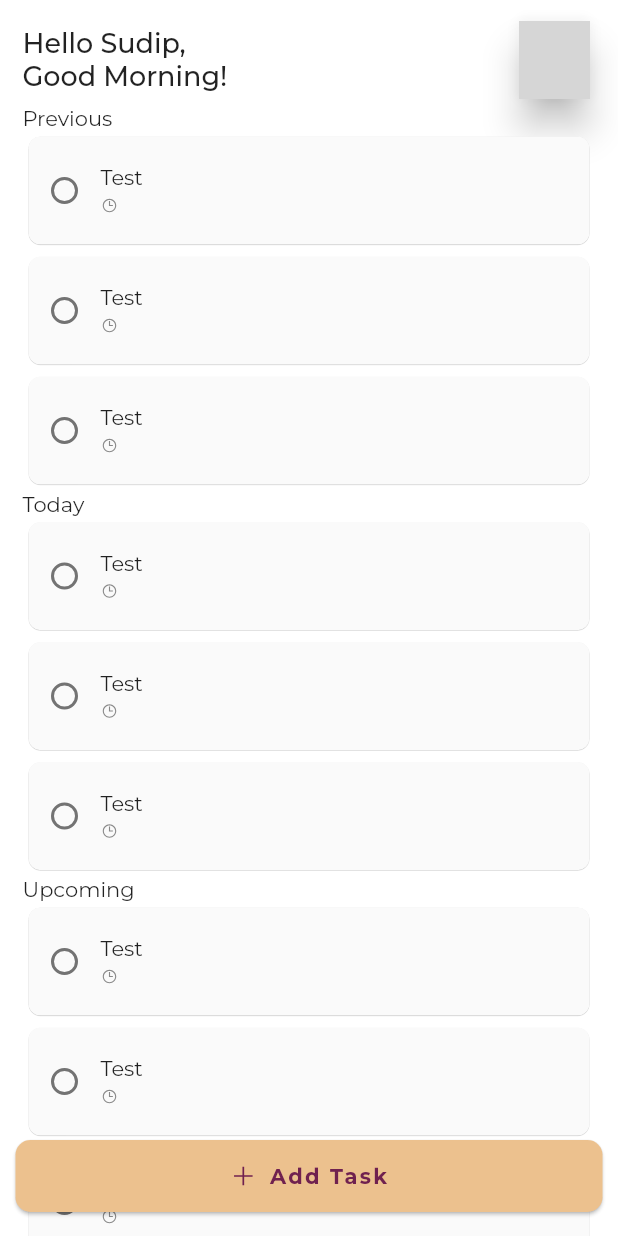
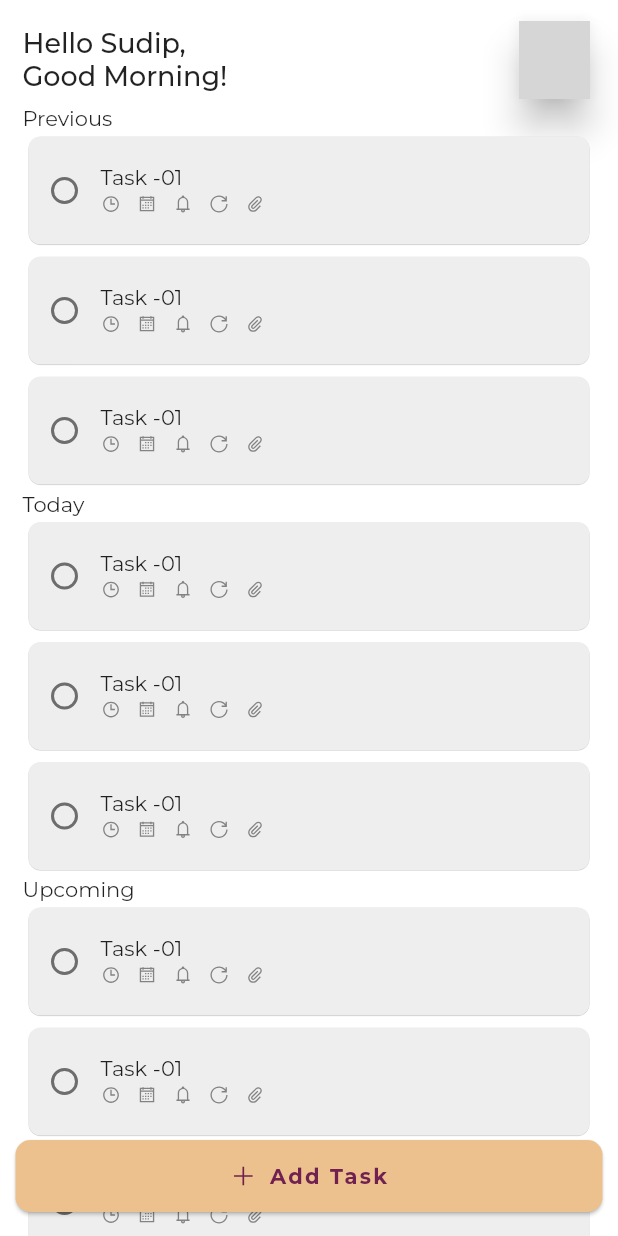
Before and after one commit to sudipmahanta/notepad, a Flutter app: the HomeScreen screen opened directly, on a phone screen of 412 x 824 dp. Run offline on Flutter 3.47's test engine with Material 2 defaults, Android fonts, the phone set to English and light mode, and no system bars; our stand-ins replace firebase_auth, firebase_core, fluttertoast, line_icons, page_transition, shared_preferences; accounts and stored records are empty; network calls fail; grey boxes are pictures that could not be loaded.

Commit message:
Working on TaskListView

```diff
--- a/lib/auth/create_account.dart
+++ b/lib/auth/create_account.dart
@@ -3,7 +3,7 @@ import 'package:flutter/material.dart';
 import 'package:fluttertoast/fluttertoast.dart';
 import 'package:notepad/auth/auth_model/auth_model.dart';
 import 'package:notepad/auth/widget/auth_input.dart';
-import 'package:notepad/utils/koala_progress_indicator.dart';
+import 'package:notepad/utils/todo_progress_indicator.dart';
 import '../utils/button.dart';
 import '../utils/colors.dart';
 import '../utils/input_field.dart';
--- a/lib/auth/login.dart
+++ b/lib/auth/login.dart
@@ -3,7 +3,7 @@ import 'package:flutter/material.dart';
 import 'package:fluttertoast/fluttertoast.dart';
 import 'package:notepad/auth/widget/auth_input.dart';
 import 'package:notepad/home/home_screen.dart';
-import 'package:notepad/utils/koala_progress_indicator.dart';
+import 'package:notepad/utils/todo_progress_indicator.dart';
 import 'package:page_transition/page_transition.dart';
 import 'package:shared_preferences/shared_preferences.dart';
 
@@ -155,7 +155,7 @@ class _LoginScreenState extends State<LoginScreen> {
         sharedPreferences.setString('email', emailController.text);
         Navigator.push(context, PageTransition(
             child: const HomeScreen(),
-            duration: Duration(milliseconds: 450),
+            duration: const Duration(milliseconds: 450),
             type: PageTransitionType.leftToRight)
         );
         final userDetails = credential.user;
--- a/lib/auth/widget/auth_input.dart
+++ b/lib/auth/widget/auth_input.dart
@@ -1,5 +1,4 @@
 import 'package:flutter/material.dart';
-import 'package:fluttertoast/fluttertoast.dart';
 import 'package:line_icons/line_icons.dart';
 
 import '../../utils/colors.dart';
--- a/lib/home/home_modal_sheet.dart
+++ b/lib/home/home_modal_sheet.dart
@@ -5,7 +5,7 @@ import 'package:notepad/home/widget/sub_task_ListTile.dart';
 import 'package:notepad/utils/button.dart';
 import 'package:notepad/utils/input_field.dart';
 
-import '../utils/koala_dropdown_button.dart';
+import '../utils/todo_dropdown_button.dart';
 
 class HomeModalSheetScreen extends StatefulWidget {
   const HomeModalSheetScreen({Key? key}) : super(key: key);
--- a/lib/task/task_list.dart
+++ b/lib/task/task_list.dart
@@ -13,16 +13,45 @@ class _TaskListState extends State<TaskList> {
   Widget build(BuildContext context) {
     return Column(
       children: List.generate(3, (index) => TaskCardView(
+        index: index,
         onTap: () {
           debugPrint('TaskCardView');
         },
-        title: 'Test',
-        index: index,
-        actions: Row(
-          children: [
+        title: 'Task -01',
+        subtitle: Row(
+          // mainAxisAlignment: MainAxisAlignment.spaceBetween,
+          crossAxisAlignment: CrossAxisAlignment.center,
+          children: const [
             Icon(LineIcons.clock,
-              size: 12,
-            )
+              size: 14,
+            ),
+            SizedBox(
+              width: 10,
+            ),
+            Icon(LineIcons.calendar,
+              size: 14,
+            ),
+            SizedBox(
+              width: 10,
+            ),
+            Icon(LineIcons.bell,
+              size: 14,
+            ),
+            SizedBox(
+              width: 10,
+            ),
+            Icon(LineIcons.alternateRedo,
+              size: 14,
+            ),
+            SizedBox(
+              width: 10,
+            ),
+            Icon(LineIcons.paperclip,
+              size: 14,
+            ),
+            SizedBox(
+              width: 10,
+            ),
           ],
         ),
         )
@@ -32,11 +61,12 @@ class _TaskListState extends State<TaskList> {
 }
 
 class TaskCardView extends StatefulWidget {
+  final int index;
   final VoidCallback onTap;
   final String title;
-  final Widget? actions;
-  final int index;
-  const TaskCardView({Key? key, required this.onTap, required this.title, this.actions, required this.index}) : super(key: key);
+  final Widget? subtitle;
+  final Widget? trailing;
+  const TaskCardView({Key? key, required this.onTap, required this.title, this.subtitle, this.trailing,required this.index}) : super(key: key);
 
   @override
   State<TaskCardView> createState() => _TaskCardViewState();
@@ -45,12 +75,12 @@ class TaskCardView extends StatefulWidget {
 class _TaskCardViewState extends State<TaskCardView> {
 
   bool? groupValue = true;
+  final dimissibleKey = GlobalKey();
 
   @override
   Widget build(BuildContext context) {
     return Card(
       elevation: 0.2,
-      color: Colors.grey.shade50,
       child: ListTile(
         onTap: widget.onTap,
         horizontalTitleGap: 0,
@@ -70,7 +100,8 @@ class _TaskCardViewState extends State<TaskCardView> {
             decoration: groupValue == false ? TextDecoration.lineThrough : TextDecoration.none,
           ),
         ),
-        subtitle: widget.actions
+        subtitle: widget.subtitle,
+        trailing: widget.trailing,
       )
     );
   }
--- a/lib/utils/theme.dart
+++ b/lib/utils/theme.dart
@@ -136,6 +136,13 @@ class AppTheme {
 
     // CardTheme
     cardTheme: CardTheme(
+        color: Colors.grey.shade200,
+        shape: RoundedRectangleBorder(
+            borderRadius: BorderRadius.circular(8)
+        )
+    ),
+
+    listTileTheme: ListTileThemeData(
       shape: RoundedRectangleBorder(
         borderRadius: BorderRadius.circular(8)
       )
```
Also changed, not shown: lib/utils/todo_dropdown_button.dart (renamed from lib/utils/koala_dropdown_button.dart), lib/utils/todo_progress_indicator.dart (renamed from lib/utils/koala_progress_indicator.dart).
